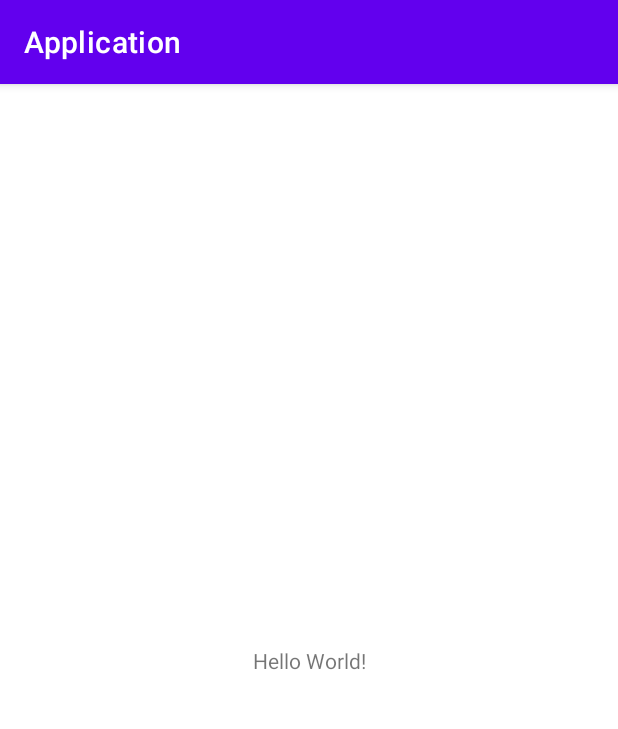
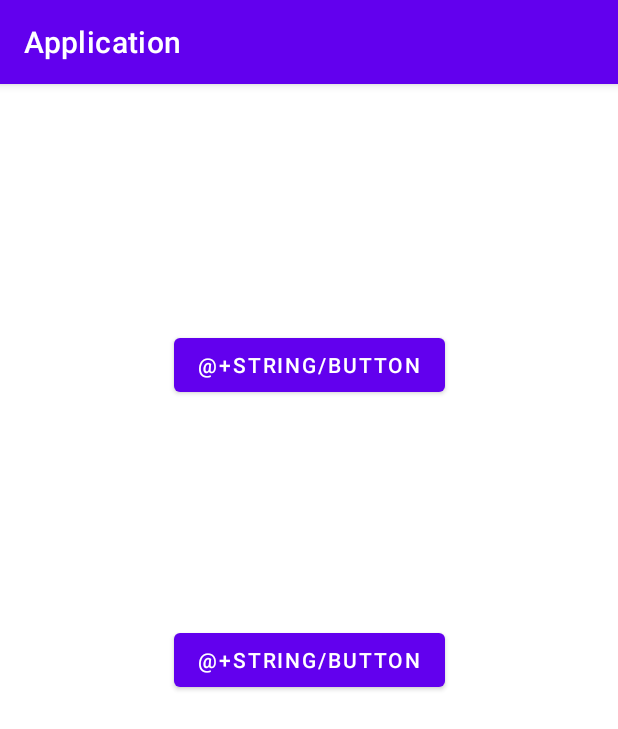
Before and after one commit to KangHyeon3315/409_Community, an Android app: the screen it shows after launch (MainActivity), on a phone screen of 412 x 824 dp. Shown: the top 729 px of the screen. Run offline under Robolectric (Android 15) with nearby library versions, the light colour scheme and no system bars.

Commit message:
페이지 전환 기능

```diff
--- a/Application/app/src/main/java/com/example/application_409/MainActivity.java
+++ b/Application/app/src/main/java/com/example/application_409/MainActivity.java
@@ -2,7 +2,10 @@ package com.example.application_409;
 
 import androidx.appcompat.app.AppCompatActivity;
 
+import android.content.Intent;
 import android.os.Bundle;
+import android.view.View;
+import android.widget.Button;
 
 public class MainActivity extends AppCompatActivity {
 
@@ -11,5 +14,23 @@ public class MainActivity extends AppCompatActivity {
         // push test
         super.onCreate(savedInstanceState);
         setContentView(R.layout.activity_main);
+
+
+        Button Button_add = findViewById(R.id.button2);
+        Button_add.setOnClickListener(new View.OnClickListener() {
+            @Override
+            public void onClick(View view) {
+                Intent intent = new Intent(getApplicationContext(), RegisterActivity.class);
+                startActivity(intent);
+            }
+        });
+        Button Button_login = findViewById(R.id.button3);
+        Button_login.setOnClickListener(new View.OnClickListener() {
+            @Override
+            public void onClick(View view) {
+                Intent intent = new Intent(getApplicationContext(), LoginActivity.class);
+                startActivity(intent);
+            }
+        });
     }
 }
--- a/Application/app/src/main/res/layout/activity_main.xml
+++ b/Application/app/src/main/res/layout/activity_main.xml
@@ -7,6 +7,7 @@
     tools:context=".MainActivity">
 
     <TextView
+        android:id="@+id/textView"
         android:layout_width="wrap_content"
         android:layout_height="wrap_content"
         android:text="Hello World!"
@@ -15,4 +16,24 @@
         app:layout_constraintRight_toRightOf="parent"
         app:layout_constraintTop_toTopOf="parent" />
 
+    <Button
+        android:id="@+id/button2"
+        android:layout_width="wrap_content"
+        android:layout_height="wrap_content"
+        android:text="@+String/Button"
+        app:layout_constraintBottom_toTopOf="@+id/textView"
+        app:layout_constraintEnd_toEndOf="parent"
+        app:layout_constraintStart_toStartOf="parent"
+        app:layout_constraintTop_toTopOf="parent" />
+
+    <Button
+        android:id="@+id/button3"
+        android:layout_width="wrap_content"
+        android:layout_height="wrap_content"
+        android:text="@+String/Button"
+        app:layout_constraintBottom_toBottomOf="parent"
+        app:layout_constraintEnd_toEndOf="parent"
+        app:layout_constraintStart_toStartOf="parent"
+        app:layout_constraintTop_toTopOf="parent" />
+
 </androidx.constraintlayout.widget.ConstraintLayout>
```
Also changed, not shown: Application/app/src/main/AndroidManifest.xml (+18 -0 lines), Application/app/src/main/java/com/example/application_409/LoginActivity.java (added, +13 -0 lines), Application/app/src/main/java/com/example/application_409/RegisterActivity.java (added, +13 -0 lines), Application/app/src/main/res/layout/activity_login.xml (added, +17 -0 lines), Application/app/src/main/res/layout/activity_register.xml (added, +17 -0 lines).
